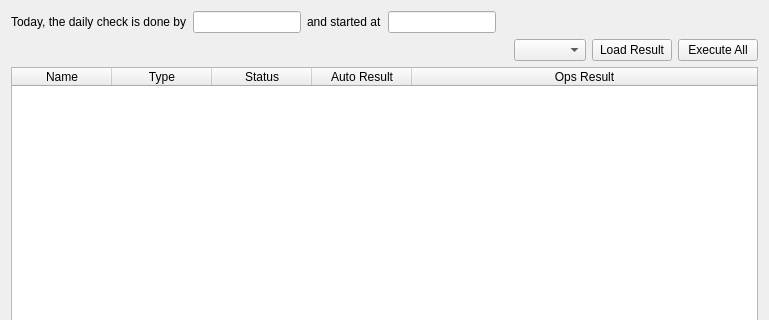
Qt form UI/checkall.ui (wei17hao10/daily-check) before a commit; both pictures show x 0 to 769 and y 0 to 320 of the 769 by 581 pixel window.
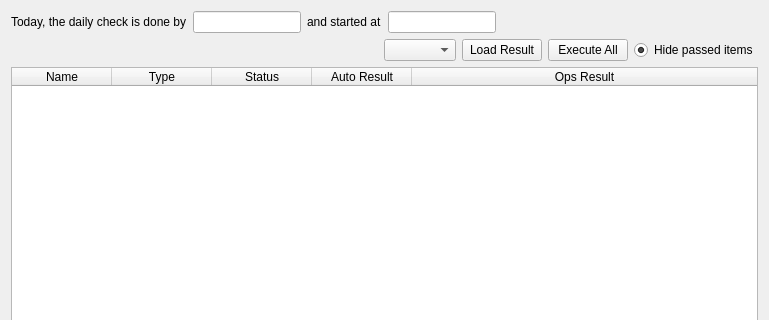
The same form after that commit.

Commit message: finish add the function of select history checks done by different persons. finish the ui change of function "hide passed items"

```diff
--- a/UI/checkall.ui
+++ b/UI/checkall.ui
@@ -66,7 +66,7 @@
     </layout>
    </item>
    <item>
-    <layout class="QHBoxLayout" name="horizontalLayout_2" stretch="0,0,0,0">
+    <layout class="QHBoxLayout" name="horizontalLayout_2" stretch="0,0,0,0,0">
      <item>
       <spacer name="horizontalSpacer_2">
        <property name="orientation">
@@ -104,6 +104,16 @@
        </property>
       </widget>
      </item>
+     <item>
+      <widget class="QRadioButton" name="radioButton">
+       <property name="text">
+        <string>Hide passed items</string>
+       </property>
+       <property name="checked">
+        <bool>true</bool>
+       </property>
+      </widget>
+     </item>
     </layout>
    </item>
    <item>
```
The commit also changes 2 other files.
